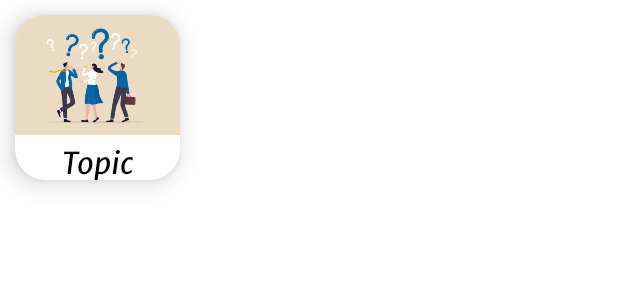
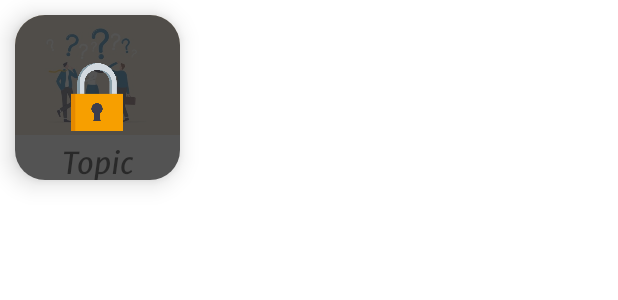
Before and after one commit to lironshish/TriviaGame, an Android app: the layout trivia_topic_card.xml on its own in the app's theme, with its tools: preview values and no code run, on a phone screen of 412 x 824 dp. Shown: the top 300 px of the screen. Run offline under Robolectric (Android 15) with nearby library versions, the phone set to English and light mode, and no system bars.

Commit message:
disable card if not premium subscription

```diff
--- a/app/src/main/res/layout/trivia_topic_card.xml
+++ b/app/src/main/res/layout/trivia_topic_card.xml
@@ -42,4 +42,30 @@
 
     </androidx.appcompat.widget.LinearLayoutCompat>
 
+
+    <androidx.appcompat.widget.LinearLayoutCompat
+        android:id="@+id/premium_LAY_locked"
+        android:layout_width="match_parent"
+        android:layout_height="match_parent"
+        android:layout_centerHorizontal="true"
+        android:background="#D5323232"
+        android:orientation="horizontal">
+
+
+        <androidx.appcompat.widget.LinearLayoutCompat
+            android:layout_width="0dp"
+            android:layout_height="match_parent"
+            android:layout_weight="2"
+            android:gravity="center"
+            android:orientation="vertical">
+
+            <androidx.appcompat.widget.AppCompatImageView
+                android:id="@+id/disable_card"
+                android:layout_width="45dp"
+                android:layout_height="45dp"
+                android:src="@drawable/ic_lock" />
+
+        </androidx.appcompat.widget.LinearLayoutCompat>
+
+    </androidx.appcompat.widget.LinearLayoutCompat>
 </com.google.android.material.card.MaterialCardView>
```
Also changed, not shown: app/src/main/java/com/example/triviagame/Activities/AllTopicsActivity.java (+20 -11 lines), app/src/main/java/com/example/triviagame/Adapters/Trivia_Topic_Card_Adapter.java (+29 -5 lines), app/src/main/java/com/example/triviagame/Objects/Topic.java (+11 -1 lines), app/src/main/res/drawable/ic_lock.png (added).
